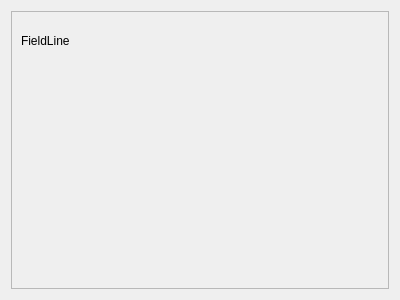
The window that src/applications/mne_scan/plugins/fieldline/formfiles/fieldline_view_chassis.ui (mne-tools/mne-cpp) describes before a commit, drawn with Qt 5.
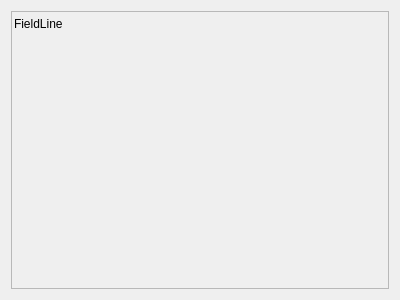
The same window after the commit.

```diff
--- a/src/applications/mne_scan/plugins/fieldline/formfiles/fieldline_view_chassis.ui
+++ b/src/applications/mne_scan/plugins/fieldline/formfiles/fieldline_view_chassis.ui
@@ -35,6 +35,18 @@
       <enum>QFrame::Raised</enum>
      </property>
      <layout class="QVBoxLayout" name="verticalLayout">
+      <property name="leftMargin">
+       <number>2</number>
+      </property>
+      <property name="topMargin">
+       <number>2</number>
+      </property>
+      <property name="rightMargin">
+       <number>0</number>
+      </property>
+      <property name="bottomMargin">
+       <number>0</number>
+      </property>
       <item>
        <widget class="QLabel" name="chassisName">
         <property name="sizePolicy">
@@ -46,13 +58,13 @@
         <property name="minimumSize">
          <size>
           <width>0</width>
-          <height>40</height>
+          <height>10</height>
          </size>
         </property>
         <property name="maximumSize">
          <size>
           <width>16777215</width>
-          <height>40</height>
+          <height>20</height>
          </size>
         </property>
         <property name="text">
@@ -75,6 +87,9 @@
          <enum>QFrame::Plain</enum>
         </property>
         <layout class="QHBoxLayout" name="horizontalLayout_2">
+         <property name="spacing">
+          <number>2</number>
+         </property>
          <property name="leftMargin">
           <number>0</number>
          </property>
```
